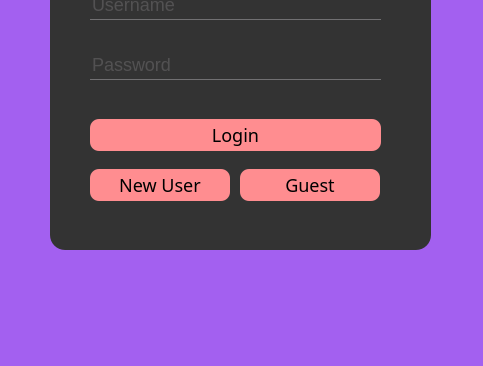
First picture: the form in BingChillings/loginform.ui, repository BingChillings/BingChillings, before the edit; both pictures show x 0 to 483 and y 241 to 607 of the 483 by 607 pixel window.
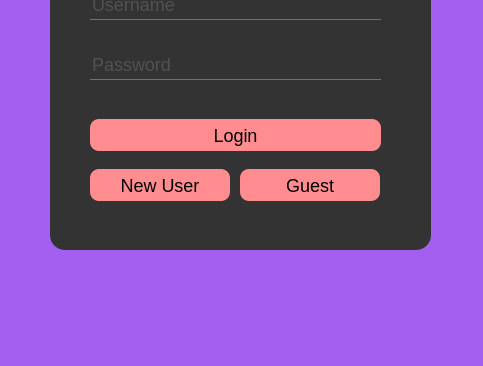
Second picture: the form after the edit. Icons and pictures are not drawn.

What changed in the file:
```diff
--- a/BingChillings/loginform.ui
+++ b/BingChillings/loginform.ui
@@ -46,7 +46,6 @@
 border: 1px rgb(255, 141, 144);
 background:rgb(255, 141, 144);
 border-radius:9px;
-font-family: sans-serif;
 font-weight: 200;
 color: black
 }
```
